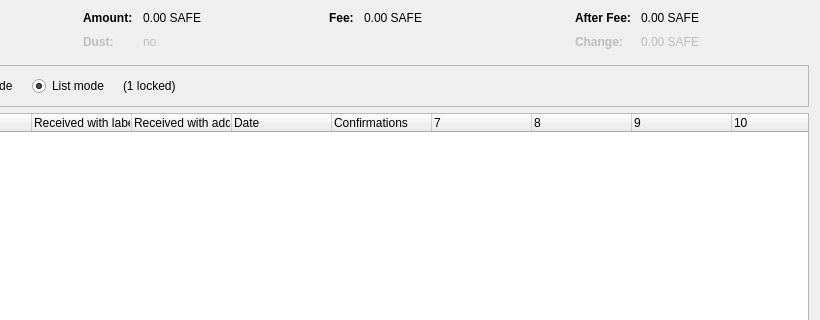
Qt form src/qt/forms/coincontroldialog.ui (genesis-extensions/genesis) before a commit; both pictures show x 180 to 1000 and y 0 to 320 of the 1000 by 500 pixel window.
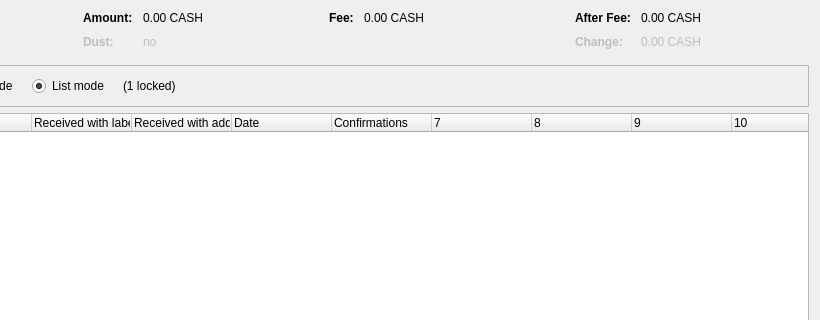
The same form after that commit. Custom widgets are drawn as their Qt base class.

Commit message: Symbol Change from SAFE to CASH

```diff
--- a/src/qt/forms/coincontroldialog.ui
+++ b/src/qt/forms/coincontroldialog.ui
@@ -132,7 +132,7 @@
           <enum>Qt::ActionsContextMenu</enum>
          </property>
          <property name="text">
-          <string notr="true">0.00 SAFE</string>
+          <string notr="true">0.00 CASH</string>
          </property>
          <property name="textInteractionFlags">
           <set>Qt::LinksAccessibleByMouse|Qt::TextSelectableByKeyboard|Qt::TextSelectableByMouse</set>
@@ -212,7 +212,7 @@
           <enum>Qt::ActionsContextMenu</enum>
          </property>
          <property name="text">
-          <string notr="true">0.00 SAFE</string>
+          <string notr="true">0.00 CASH</string>
          </property>
          <property name="textInteractionFlags">
           <set>Qt::LinksAccessibleByMouse|Qt::TextSelectableByKeyboard|Qt::TextSelectableByMouse</set>
@@ -257,7 +257,7 @@
           <enum>Qt::ActionsContextMenu</enum>
          </property>
          <property name="text">
-          <string notr="true">0.00 SAFE</string>
+          <string notr="true">0.00 CASH</string>
          </property>
          <property name="textInteractionFlags">
           <set>Qt::LinksAccessibleByMouse|Qt::TextSelectableByKeyboard|Qt::TextSelectableByMouse</set>
@@ -292,7 +292,7 @@
           <enum>Qt::ActionsContextMenu</enum>
          </property>
          <property name="text">
-          <string notr="true">0.00 SAFE</string>
+          <string notr="true">0.00 CASH</string>
          </property>
          <property name="textInteractionFlags">
           <set>Qt::LinksAccessibleByMouse|Qt::TextSelectableByKeyboard|Qt::TextSelectableByMouse</set>
```
The commit also changes 39 other files.
